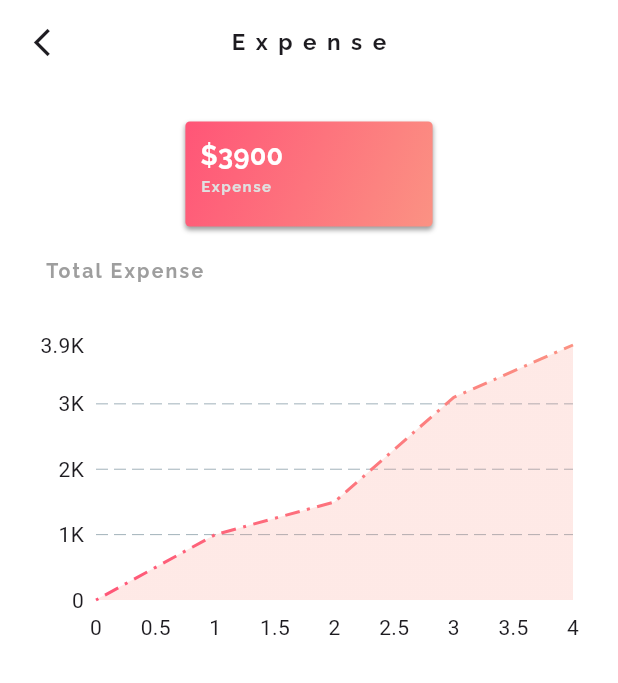
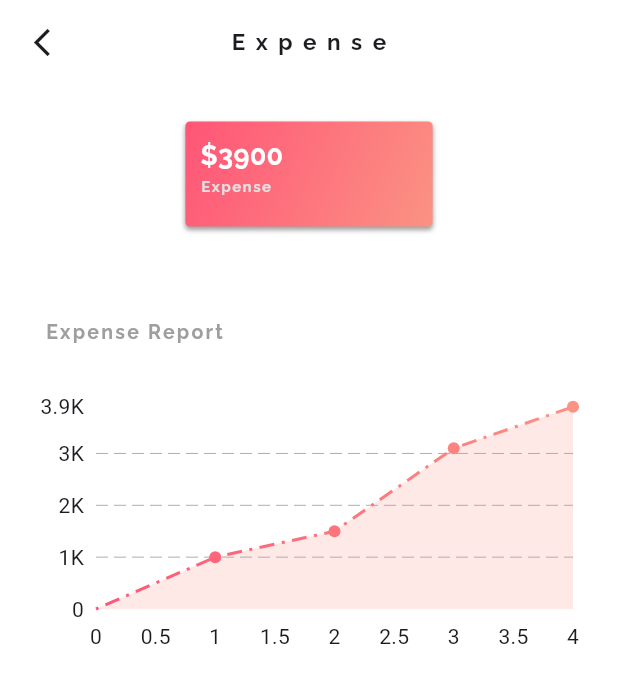
Before and after one commit to itsAliTahir/Expense-Tracker, a Flutter app: the screen it shows after launch, after a tap on an icon or button, on a phone screen of 412 x 824 dp. Shown: the top 683 px of the screen. Run offline on Flutter 3.47's test engine with Material 3 defaults, Android fonts, the phone set to English and light mode, and no system bars; drawn by our look-alikes of animated_flip_counter, delayed_display, fl_chart; our stand-ins replace fluentui_system_icons, flutter_advanced_drawer.

Commit message:
grapg resized

```diff
--- a/lib/provider/transaction_data_provider.dart
+++ b/lib/provider/transaction_data_provider.dart
@@ -1,36 +1,42 @@
 import 'package:flutter/material.dart';
+import 'package:intl/intl.dart';
 
 import 'models/transaction_model.dart';
 
 class TransactionDataProvider with ChangeNotifier {
   final List<Transaction> _myExpensesList = [
-    Transaction("0", 0, "My Transaction My Transaction My Transaction",
-        "My Description", 1200, "not made yet"),
     Transaction(
-        "1", 1, "My Transaction", "My Description", 800, "not made yet"),
-    Transaction(
-        "2", 2, "My Transaction", "My Description", -1000, "not made yet"),
-    Transaction(
-        "3", 3, "My Transaction", "My Description", 200, "not made yet"),
-    Transaction(
-        "4", 4, "My Transaction", "My Description", -500, "not made yet"),
-    Transaction(
-        "5", 5, "My Transaction", "My Description", 600, "not made yet"),
-    Transaction(
-        "6", 6, "My Transaction", "My Description", 600, "not made yet"),
-    Transaction(
-        "7", 7, "My Transaction", "My Description", 600, "not made yet"),
-    Transaction(
-        "8", 8, "My Transaction", "My Description", -1600, "not made yet"),
-    Transaction(
-        "9", 9, "My Transaction", "My Description", -800, "not made yet"),
-    Transaction(
-        "10", 10, "My Transaction", "My Description", 600, "not made yet"),
-    Transaction(
-        "11", 11, "My Transaction", "My Description", 600, "not made yet"),
+        "0",
+        0,
+        "My Transaction My Transaction My Transaction",
+        "My Description",
+        1200,
+        DateFormat("MMMM d, yyyy hh:mm a").format(DateTime.now())),
+    Transaction("1", 1, "My Transaction", "My Description", 800,
+        DateFormat("MMMM d, yyyy hh:mm a").format(DateTime.now())),
+    Transaction("2", 2, "My Transaction", "My Description", -1000,
+        DateFormat("MMMM d, yyyy hh:mm a").format(DateTime.now())),
+    Transaction("3", 3, "My Transaction", "My Description", 200,
+        DateFormat("MMMM d, yyyy hh:mm a").format(DateTime.now())),
+    Transaction("4", 4, "My Transaction", "My Description", -500,
+        DateFormat("MMMM d, yyyy hh:mm a").format(DateTime.now())),
+    Transaction("5", 5, "My Transaction", "My Description", 600,
+        DateFormat("MMMM d, yyyy hh:mm a").format(DateTime.now())),
+    Transaction("6", 6, "My Transaction", "My Description", 600,
+        DateFormat("MMMM d, yyyy hh:mm a").format(DateTime.now())),
+    Transaction("7", 7, "My Transaction", "My Description", 600,
+        DateFormat("MMMM d, yyyy hh:mm a").format(DateTime.now())),
+    Transaction("8", 8, "My Transaction", "My Description", -1600,
+        DateFormat("MMMM d, yyyy hh:mm a").format(DateTime.now())),
+    Transaction("9", 9, "My Transaction", "My Description", -800,
+        DateFormat("MMMM d, yyyy hh:mm a").format(DateTime.now())),
+    Transaction("10", 10, "My Transaction", "My Description", 600,
+        DateFormat("MMMM d, yyyy hh:mm a").format(DateTime.now())),
+    Transaction("11", 11, "My Transaction", "My Description", 600,
+        DateFormat("MMMM d, yyyy hh:mm a").format(DateTime.now())),
   ];
 
-  List<Transaction> get allitems {
+  List<Transaction> get fullList {
     return [..._myExpensesList];
   }
 
--- a/lib/screens/home_screen/appbar.dart
+++ b/lib/screens/home_screen/appbar.dart
@@ -9,7 +9,7 @@ class MyAppBar extends StatelessWidget {
   @override
   Widget build(BuildContext context) {
     final routeName = ModalRoute.of(context)!.settings.name;
-    ;
+
     return AppBar(
       scrolledUnderElevation: 0,
       leading: IconButton(
--- a/lib/screens/home_screen/select_filter.dart
+++ b/lib/screens/home_screen/select_filter.dart
@@ -1,3 +1,4 @@
+import 'package:cash_book_expense_tracker/widgets/title.dart';
 import 'package:delayed_display/delayed_display.dart';
 import 'package:fluentui_system_icons/fluentui_system_icons.dart';
 import 'package:flutter/material.dart';
@@ -35,16 +36,9 @@ class _MySelectTypeState extends State<MySelectType> {
               child: Row(
                 mainAxisAlignment: MainAxisAlignment.spaceBetween,
                 children: [
-                  Text(
-                    "Transactions",
-                    style: TextStyle(
-                      fontFamily: "Raleway",
-                      fontWeight: FontWeight.bold,
-                      fontSize: 13,
-                      letterSpacing: 1.5,
-                      color: Theme.of(context).secondaryHeaderColor,
-                    ),
-                  ),
+                  screenWidth > 155
+                      ? CustomTitle(title: "Transactions")
+                      : const SizedBox(),
                   IconButton(
                     onPressed: () {
                       setState(() {
--- a/lib/screens/home_screen/transactions_list.dart
+++ b/lib/screens/home_screen/transactions_list.dart
@@ -11,7 +11,7 @@ class MyTransactionsList extends StatelessWidget {
   @override
   Widget build(BuildContext context) {
     final itemsList =
-        Provider.of<TransactionDataProvider>(context, listen: false).allitems;
+        Provider.of<TransactionDataProvider>(context, listen: false).fullList;
     final allCategories =
         Provider.of<CategoryDataProvider>(context, listen: false).allCategories;
     return Expanded(
@@ -39,7 +39,7 @@ class MyTransactionsList extends StatelessWidget {
                     Text(
                       itemsList[index].date,
                       style: TextStyle(
-                          fontFamily: "Raleway",
+                          // fontFamily: "Raleway",
                           color: Theme.of(context).secondaryHeaderColor,
                           fontSize: 11,
                           fontWeight: FontWeight.bold),
--- a/lib/screens/income_expense_detail_screen/graph.dart
+++ /dev/null
@@ -1,114 +0,0 @@
-import 'package:fl_chart/fl_chart.dart';
-import 'package:flutter/material.dart';
-import 'package:provider/provider.dart';
-import '../../provider/themes_data.dart';
-import '../../provider/transaction_data_provider.dart';
-
-class MyIncomeExpenseGraph extends StatelessWidget {
-  var args;
-  MyIncomeExpenseGraph(this.args, {super.key});
-  List<num> sumList = [];
-  num temp = 0;
-
-  @override
-  Widget build(BuildContext context) {
-    final data = args[1] as String == "Income"
-        ? Provider.of<TransactionDataProvider>(context, listen: false)
-            .incomeList
-        : Provider.of<TransactionDataProvider>(context, listen: false)
-            .expenseList;
-    for (int i = 0; i < data.length; i++) {
-      if (data[i].amount < 0) {
-        temp = temp + (data[i].amount * -1);
-      } else {
-        temp = temp + data[i].amount;
-      }
-      sumList.add(temp);
-    }
-    return Container(
-      margin: EdgeInsets.symmetric(vertical: 20, horizontal: 20),
-      child: Padding(
-        padding: const EdgeInsets.only(right: 10, top: 20),
-        child: SizedBox(
-          height: 200,
-          child: Center(
-            child: LineChart(
-              LineChartData(
-                  backgroundColor: Colors.transparent,
-                  lineTouchData: LineTouchData(
-                      touchTooltipData:
-                          LineTouchTooltipData(tooltipBgColor: Colors.black)),
-                  borderData: FlBorderData(border: const Border()),
-                  titlesData: const FlTitlesData(
-                    rightTitles: AxisTitles(drawBelowEverything: false),
-                    topTitles: AxisTitles(drawBelowEverything: false),
-                  ),
-                  gridData: FlGridData(
-                    checkToShowHorizontalLine: (value) => true,
-                    checkToShowVerticalLine: (value) => false,
-                  ),
-                  lineBarsData: [
-                    LineChartBarData(
-                      belowBarData: BarAreaData(
-                        show: true,
-                        gradient: LinearGradient(
-                          colors: args[1] == "Income"
-                              ? [
-                                  ColorTween(
-                                          begin: incomeLight, end: incomeLight)
-                                      .lerp(1)!
-                                      .withOpacity(0.2),
-                                  ColorTween(
-                                          begin: incomeLight, end: incomeLight)
-                                      .lerp(1)!
-                                      .withOpacity(0.2),
-                                ]
-                              : [
-                                  ColorTween(
-                                          begin: expenseLight,
-                                          end: expenseLight)
-                                      .lerp(1)!
-                                      .withOpacity(0.2),
-                                  ColorTween(
-                                          begin: expenseLight,
-                                          end: expenseLight)
-                                      .lerp(1)!
-                                      .withOpacity(0.2),
-                                ],
-                        ),
-                      ),
-                      gradient: LinearGradient(
-                          colors: args[1] == "Income"
-                              ? [incomeDark, incomeLight]
-                              : [expenseDark, expenseLight]),
-                      // dashArray: [1, 2, 3, 4, 5],
-
-                      dotData: FlDotData(
-                        checkToShowDot: (spot, barData) {
-                          // if (spot.x == 0 && spot.y == 0) {
-                          return false;
-                          // } else {
-                          // return true;
-                          // }
-                        },
-                      ),
-                      dashArray: [
-                        2,
-                        5,
-                        10,
-                        5,
-                      ],
-                      spots: [
-                        FlSpot(0, 0),
-                        for (int i = 1; i <= sumList.length; i++)
-                          FlSpot(i.toDouble(), sumList[i - 1].toDouble()),
-                      ],
-                    ),
-                  ]),
-            ),
-          ),
-        ),
-      ),
-    );
-  }
-}
--- /dev/null
+++ b/lib/screens/income_expense_detail_screen/ie_graph.dart
@@ -0,0 +1,125 @@
+import 'package:delayed_display/delayed_display.dart';
+import 'package:fl_chart/fl_chart.dart';
+import 'package:flutter/material.dart';
+import 'package:provider/provider.dart';
+import '../../provider/themes_data.dart';
+import '../../provider/transaction_data_provider.dart';
+
+class MyIncomeExpenseGraph extends StatelessWidget {
+  var args;
+  MyIncomeExpenseGraph(this.args, {super.key});
+  List<num> sumList = [];
+  num temp = 0;
+
+  @override
+  Widget build(BuildContext context) {
+    double screenHeight = MediaQuery.of(context).size.height;
+    final data = args[1] as String == "Income"
+        ? Provider.of<TransactionDataProvider>(context, listen: false)
+            .incomeList
+        : Provider.of<TransactionDataProvider>(context, listen: false)
+            .expenseList;
+
+    for (int i = 0; i < data.length; i++) {
+      if (data[i].amount < 0) {
+        temp = temp + (data[i].amount * -1);
+      } else {
+        temp = temp + data[i].amount;
+      }
+      sumList.add(temp);
+    }
+
+    return DelayedDisplay(
+      slidingBeginOffset: const Offset(0, 0.2),
+      child: Container(
+        margin: const EdgeInsets.symmetric(vertical: 20, horizontal: 20),
+        child: Padding(
+          padding: const EdgeInsets.only(right: 10, top: 20),
+          child: SizedBox(
+            height: screenHeight * 0.2,
+            child: Center(
+              child: LineChart(
+                LineChartData(
+                    backgroundColor: Colors.transparent,
+                    lineTouchData: const LineTouchData(
+                        touchTooltipData: LineTouchTooltipData(
+                            tooltipBgColor: Color.fromARGB(255, 41, 41, 41))),
+                    borderData: FlBorderData(border: const Border()),
+                    titlesData: const FlTitlesData(
+                      rightTitles: AxisTitles(drawBelowEverything: false),
+                      topTitles: AxisTitles(drawBelowEverything: false),
+                    ),
+                    gridData: FlGridData(
+                      checkToShowHorizontalLine: (value) => true,
+                      checkToShowVerticalLine: (value) => false,
+                    ),
+                    lineBarsData: [
+                      LineChartBarData(
+                        belowBarData: BarAreaData(
+                          show: true,
+                          gradient: LinearGradient(
+                            colors: args[1] == "Income"
+                                ? [
+                                    ColorTween(
+                                            begin: incomeLight,
+                                            end: incomeLight)
+                                        .lerp(1)!
+                                        .withOpacity(0.2),
+                                    ColorTween(
+                                            begin: incomeLight,
+                                            end: incomeLight)
+                                        .lerp(1)!
+                                        .withOpacity(0.2),
+                                  ]
+                                : [
+                                    ColorTween(
+                                            begin: expenseLight,
+                                            end: expenseLight)
+                                        .lerp(1)!
+                                        .withOpacity(0.2),
+                                    ColorTween(
+                                            begin: expenseLight,
+                                            end: expenseLight)
+                                        .lerp(1)!
+                                        .withOpacity(0.2),
+                                  ],
+                          ),
+                        ),
+                        gradient: LinearGradient(
+                            colors: args[1] == "Income"
+                                ? [incomeDark, incomeLight]
+                                : [expenseDark, expenseLight]),
+                        // dashArray: [1, 2, 3, 4, 5],
+
+                        dotData: FlDotData(
+                          checkToShowDot: (spot, barData) {
+                            if (spot.x == 0 && spot.y == 0) {
+                              return false;
+                            } else {
+                              return true;
+                            }
+                          },
+                        ),
+                        dashArray: [
+                          2,
+                          5,
+                          10,
+                          5,
+                        ],
+                        spots: [
+                          FlSpot(0, 0),
+                          for (int i = 1; i <= sumList.length; i++)
+                            FlSpot(i.toDouble(), sumList[i - 1].toDouble()),
+                        ],
+                      ),
+                    ]),
+              ),
+            ),
+          ),
+        ),
+      ),
+    );
+  }
+}
+
+//https://pub.dev/packages/fl_animated_linechart/example
--- a/lib/screens/income_expense_detail_screen/income_expense_detail_screen_body.dart
+++ b/lib/screens/income_expense_detail_screen/income_expense_detail_screen_body.dart
@@ -1,6 +1,9 @@
 import 'package:cash_book_expense_tracker/screens/home_screen/appbar.dart';
-import 'package:cash_book_expense_tracker/screens/income_expense_detail_screen/graph.dart';
+import 'package:cash_book_expense_tracker/screens/income_expense_detail_screen/ie_graph.dart';
+import 'package:delayed_display/delayed_display.dart';
 import 'package:flutter/material.dart';
+
+import '../../widgets/title.dart';
 
 class MyIncomeExpenseDetailScreenBody extends StatefulWidget {
   const MyIncomeExpenseDetailScreenBody({super.key});
@@ -18,12 +21,14 @@ class _MyIncomeExpenseDetailScreenBodyState
 
   @override
   Widget build(BuildContext context) {
+    double screenHeight = MediaQuery.of(context).size.height;
     final List args = ModalRoute.of(context)?.settings.arguments as List;
     return Scaffold(
       appBar: PreferredSize(
           preferredSize: const Size.fromHeight(56),
           child: MyAppBar(GoBack, args[1] as String)),
       body: SafeArea(
+        child: SingleChildScrollView(
           child: Column(
             children: [
               const SizedBox(
@@ -32,28 +37,19 @@ class _MyIncomeExpenseDetailScreenBodyState
               Center(
                 child: args[0] as Widget,
               ),
-            Align(
-              alignment: Alignment.centerLeft,
-              child: Container(
-                margin: EdgeInsets.only(top: 20, left: 30),
-                child: Text(
-                  "Total ${args[1] as String}",
-                  style: TextStyle(
-                    fontFamily: "Raleway",
-                    fontWeight: FontWeight.bold,
-                    fontSize: 13,
-                    letterSpacing: 1.5,
-                    color: Theme.of(context).secondaryHeaderColor,
-                  ),
-                ),
+              SizedBox(height: screenHeight * 0.05),
+              Container(
+                margin: const EdgeInsets.only(top: 20, left: 30),
+                child: CustomTitle(
+                  title: "${args[1] as String} Report",
+                  transition: true,
                 ),
               ),
               MyIncomeExpenseGraph(args),
             ],
           ),
         ),
+      ),
     );
   }
 }
-
-//https://pub.dev/packages/fl_animated_linechart/example
--- a/lib/widgets/gradient_box.dart
+++ b/lib/widgets/gradient_box.dart
@@ -18,6 +18,7 @@ class GradientBox extends StatelessWidget {
   @override
   Widget build(BuildContext context) {
     double screenWidth = MediaQuery.of(context).size.width;
+    final routeName = ModalRoute.of(context)!.settings.name;
     return Hero(
       tag: title,
       child: GestureDetector(
--- /dev/null
+++ b/lib/widgets/title.dart
@@ -0,0 +1,32 @@
+import 'package:delayed_display/delayed_display.dart';
+import 'package:flutter/material.dart';
+
+class CustomTitle extends StatelessWidget {
+  String title;
+  bool transition;
+  CustomTitle({required this.title, this.transition = false, super.key});
+
+  @override
+  Widget build(BuildContext context) {
+    return DelayedDisplay(
+      fadingDuration: transition == true
+          ? const Duration(seconds: 1)
+          : const Duration(seconds: 0),
+      slidingBeginOffset:
+          transition == true ? const Offset(0, 0.4) : const Offset(0, 0),
+      child: Align(
+        alignment: Alignment.centerLeft,
+        child: Text(
+          title,
+          style: TextStyle(
+            fontFamily: "Raleway",
+            fontWeight: FontWeight.bold,
+            fontSize: 13,
+            letterSpacing: 1.5,
+            color: Theme.of(context).secondaryHeaderColor,
+          ),
+        ),
+      ),
+    );
+  }
+}
--- a/pubspec.yaml
+++ b/pubspec.yaml
@@ -41,6 +41,7 @@ dependencies:
   delayed_display: ^2.0.0
   flutter_advanced_drawer: ^1.3.5
   fl_chart: ^0.66.1
+  intl: ^0.19.0
 
 dev_dependencies:
   flutter_test:
```
Also changed, not shown: pubspec.lock. Lines whose indentation alone changed are shown as unchanged.
